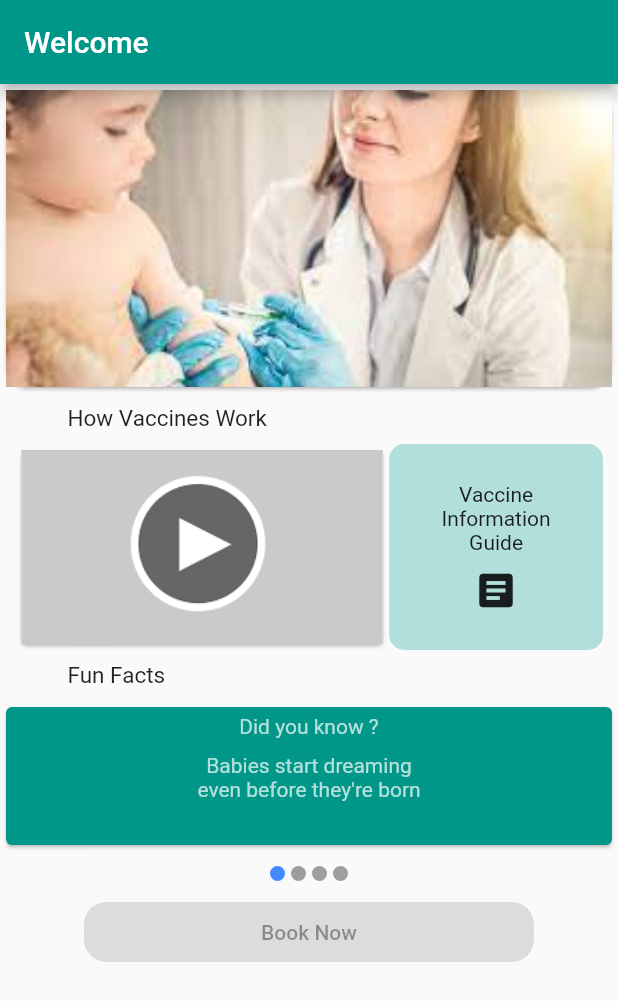
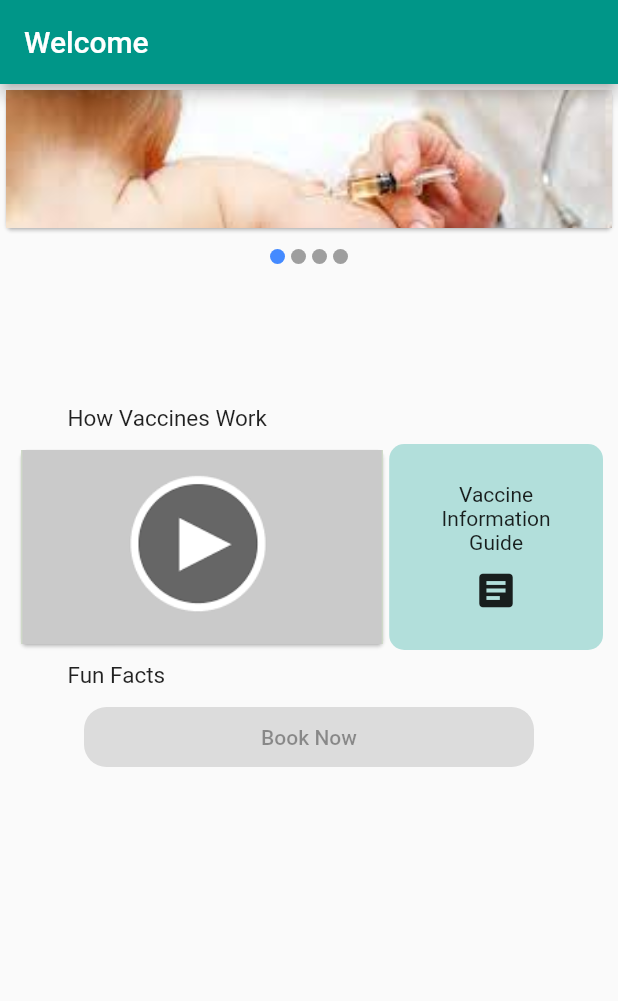
Before and after one commit to NollySasha/NollyAndLyle, a Flutter app: the screen it shows after launch, on a phone screen of 412 x 824 dp. Shown: the top 1001 px of the screen. Run offline on Flutter 3.47's test engine with Material 2 defaults, Android fonts, the phone set to English and light mode, and no system bars; drawn by our look-alikes of carousel_slider; our stand-ins replace flutter_secure_storage, google_fonts.

Commit message:
[Nolly], Carousel changes

```diff
--- a/flutter_homepage_project/lib/screens/home_page.dart
+++ b/flutter_homepage_project/lib/screens/home_page.dart
@@ -25,7 +25,9 @@ class _HomePageState extends State<HomePage> {
     _storage = widget.storage;
     isLoggedIn = _storage!.isLoggedIn();
     super.initState();
+
   }
+
 
   @override
   Widget build(BuildContext context) {
@@ -55,10 +57,7 @@ class _HomePageState extends State<HomePage> {
           Container(
               width: MediaQuery.of(context).size.width,
               height: MediaQuery.of(context).size.height / 4,
-              child: Card(
-                  shape: RoundedRectangleBorder(
-                      borderRadius: BorderRadius.circular(15.0)),
-                  child: Image.asset('assets/home.jpg', fit: BoxFit.fitWidth))),
+              child: Carousel()),
           const Padding(
             padding: EdgeInsets.only(top: 8.0, bottom: 8.0, left: 45.0),
             child: Align(
@@ -125,7 +124,6 @@ class _HomePageState extends State<HomePage> {
                   style: TextStyle(fontSize: 15.0), textAlign: TextAlign.left),
             ),
           ),
-          Carousel(),
           ElevatedButton(
             key: HomePage.navigateToBookNow,
               onPressed: isLoggedIn
--- a/flutter_homepage_project/lib/widgets/carousel.dart
+++ b/flutter_homepage_project/lib/widgets/carousel.dart
@@ -13,11 +13,11 @@ class Carousel extends StatefulWidget {
 class _CarouselState extends State<Carousel> {
   int _currentIndex = 0;
 
-  final List<String> cardList = [
-    'Babies start dreaming \neven before they\'re born',
-    'Your eyes never grow \nand your nose and ears \nnever stop growing',
-    'When you blush your stomach \nlining also reddens',
-    'Your lungs inhale over \n2 million litres of air everyday'
+  final List<String> imageList = [
+    'immunizationimage1.jpg',
+    'immunizationimage2.jpg',
+    'immunizationimage3.jpg',
+    'immunizationimage4.jpg'
   ];
 
   List<T> map<T>(List list, Function handler) {
@@ -46,7 +46,7 @@ class _CarouselState extends State<Carousel> {
                 _currentIndex = index;
               });
             }),
-        items: cardList.map((content) {
+        items: imageList.map((content) {
           return Builder(builder: (BuildContext context) {
             return Container(
                 height: MediaQuery.of(context).size.height * 0.30,
@@ -57,7 +57,7 @@ class _CarouselState extends State<Carousel> {
       ),
       Row(
         mainAxisAlignment: MainAxisAlignment.center,
-        children: map<Widget>(cardList, (index, url) {
+        children: map<Widget>(imageList, (index, url) {
           return Container(
             width: 10.0,
             height: 10.0,
@@ -74,18 +74,8 @@ class _CarouselState extends State<Carousel> {
 
   Widget buildCard(String content) {
     Widget card = Card(
-        color: Colors.teal,
-        child: Center(
-            child: Column(children: [
-          Padding(
-            padding: const EdgeInsets.only(top: 5, bottom: 10),
-            child:
-                Text("Did you know ?", style: TextStyle(color: Colors.white70)),
-          ),
-          Text(content,
-              style: TextStyle(color: Colors.white70),
-              textAlign: TextAlign.center)
-        ])));
+        child: Image.asset('assets/'+ content, fit: BoxFit.cover,)
+           );
     return card;
   }
 }
```
Also changed, not shown: flutter_homepage_project/assets/immunizationimage1.jpg (added), flutter_homepage_project/assets/immunizationimage2.jpg (added), flutter_homepage_project/assets/immunizationimage3.jpg (added), flutter_homepage_project/assets/immunizationimage4.jpg (added), 1 other file.
